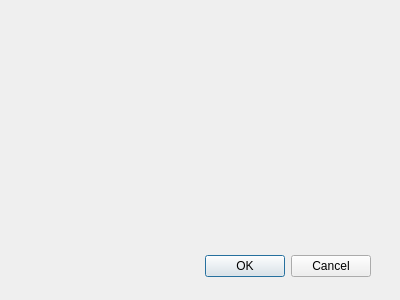
Old version of the form uc_projets/openchrono/chronometer/ui/dialog.ui in the repository BackupTheBerlios/openphysic-svn.
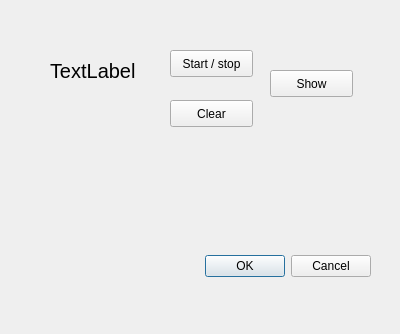
New version of the form.

```diff
--- a/uc_projets/openchrono/chronometer/ui/dialog.ui
+++ b/uc_projets/openchrono/chronometer/ui/dialog.ui
@@ -9,7 +9,7 @@
     <x>0</x>
     <y>0</y>
     <width>400</width>
-    <height>300</height>
+    <height>334</height>
    </rect>
   </property>
   <property name="windowTitle" >
@@ -60,6 +60,63 @@
     </item>
    </layout>
   </widget>
+  <widget class="QPushButton" name="butStartStop" >
+   <property name="geometry" >
+    <rect>
+     <x>170</x>
+     <y>50</y>
+     <width>83</width>
+     <height>27</height>
+    </rect>
+   </property>
+   <property name="text" >
+    <string>Start / stop</string>
+   </property>
+  </widget>
+  <widget class="QPushButton" name="butClear" >
+   <property name="geometry" >
+    <rect>
+     <x>170</x>
+     <y>100</y>
+     <width>83</width>
+     <height>27</height>
+    </rect>
+   </property>
+   <property name="text" >
+    <string>Clear</string>
+   </property>
+  </widget>
+  <widget class="QPushButton" name="butShow" >
+   <property name="geometry" >
+    <rect>
+     <x>270</x>
+     <y>70</y>
+     <width>83</width>
+     <height>27</height>
+    </rect>
+   </property>
+   <property name="text" >
+    <string>Show</string>
+   </property>
+  </widget>
+  <widget class="QLabel" name="lblTime" >
+   <property name="geometry" >
+    <rect>
+     <x>50</x>
+     <y>50</y>
+     <width>121</width>
+     <height>41</height>
+    </rect>
+   </property>
+   <property name="font" >
+    <font>
+     <pointsize>15</pointsize>
+    </font>
+   </property>
+   <property name="text" >
+    <string>TextLabel</string>
+   </property>
+  </widget>
  </widget>
  <pixmapfunction></pixmapfunction>
  <resources/>
```
Left out of the diff: 4 changed lines with no effect on the pictures.
